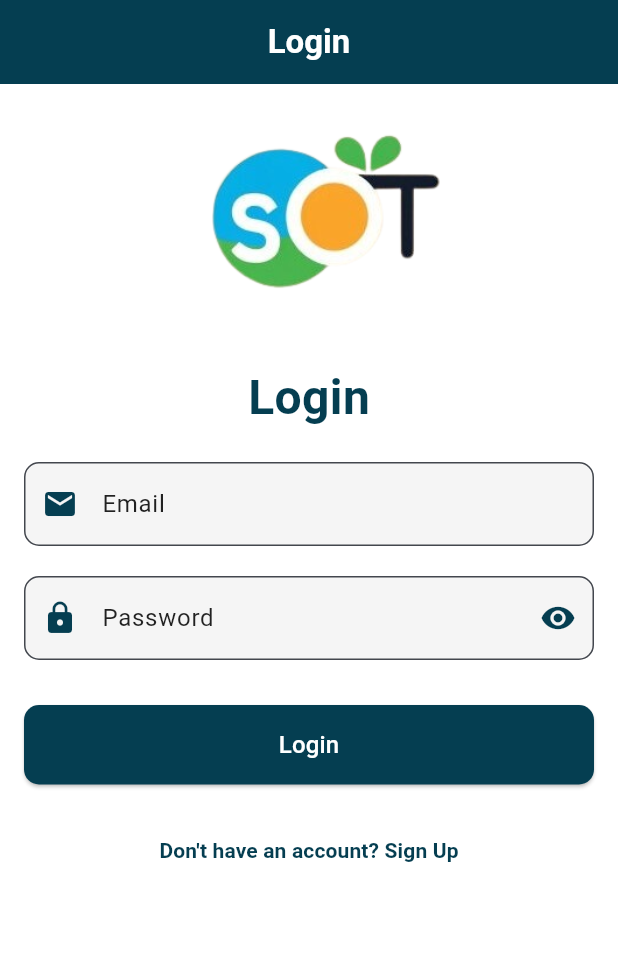
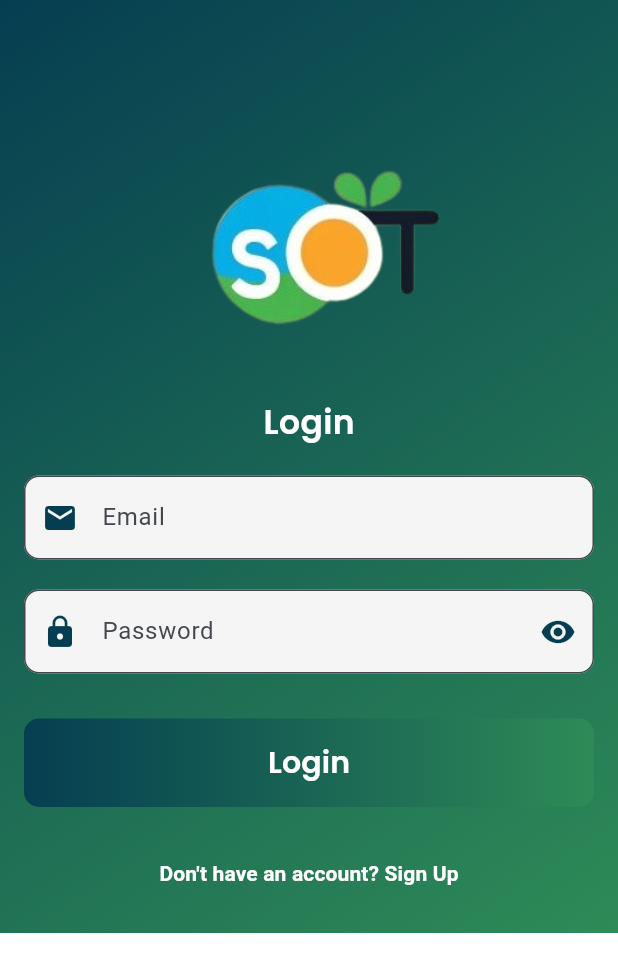
Before and after one commit to Fahad8826/Spot--Vendor-Charity-, a Flutter app: the screen it shows after launch, on a phone screen of 412 x 824 dp. Shown: the top 972 px of the screen. Run offline on Flutter 3.47's test engine with Material 3 defaults, Android fonts, the phone set to English and light mode, and no system bars; our stand-ins replace awesome_notifications, cloud_firestore, firebase_auth, firebase_core, flex_color_scheme, flutter_map and 4 more; accounts and stored records are empty.

Commit message:
first commit

```diff
--- a/SPOT-main/lib/vendor/authentication/login.dart
+++ b/SPOT-main/lib/vendor/authentication/login.dart
@@ -1,8 +1,8 @@
-
 import 'dart:developer';
 import 'package:flutter/material.dart';
 import 'package:cloud_firestore/cloud_firestore.dart';
 import 'package:firebase_auth/firebase_auth.dart';
+import 'package:google_fonts/google_fonts.dart';
 import 'package:spot/charity/Navbar/charitybottomnavigation.dart';
 import 'package:spot/vendor/Navbar/vendorbottomnavigation.dart';
 import 'package:spot/vendor/authentication/signup.dart';
@@ -31,33 +31,38 @@ class _LoginPageState extends State<LoginPage> {
   @override
   Widget build(BuildContext context) {
     return Scaffold(
-      appBar: AppBar(
-        backgroundColor: Color.fromARGB(255, 5, 62, 81),
-        title: const Text(
-          'Login',
-          style: TextStyle(color: Colors.white, fontWeight: FontWeight.w600),
+      body: Container(
+        decoration: BoxDecoration(
+          gradient: LinearGradient(
+            colors: [Color(0xFF053E51), Color(0xFF2E8B57)],
+            begin: Alignment.topLeft,
+            end: Alignment.bottomRight,
           ),
-        centerTitle: true,
         ),
-      body: SingleChildScrollView(
+        child: SingleChildScrollView(
           padding: const EdgeInsets.all(16.0),
           child: Form(
             key: _formKey,
             child: Column(
               crossAxisAlignment: CrossAxisAlignment.stretch,
               children: [
-              Image.asset(
+                const SizedBox(height: 80),
+                Center(
+                  child: Image.asset(
                     'assets/SplashScreen__1_-removebg-preview.png',
                     height: 150,
+                  ),
                 ),
                 const SizedBox(height: 20),
                 Center(
                   child: Text(
                     'Login',
-                  style: TextStyle(
-                    fontSize: 32,
-                    fontWeight: FontWeight.bold,
-                    color: Color.fromARGB(255, 5, 62, 81),
+                    style: GoogleFonts.poppins(
+                      textStyle: TextStyle(
+                        fontSize: 22,
+                        fontWeight: FontWeight.w600,
+                        color: Colors.white,
+                      ),
                     ),
                   ),
                 ),
@@ -65,10 +70,10 @@ class _LoginPageState extends State<LoginPage> {
                 TextFormField(
                   controller: _emailController,
                   decoration: InputDecoration(
-                  labelText: 'Email',
+                    hintText: 'Email',
                     labelStyle: TextStyle(color: Colors.black87),
-                  prefixIcon: const Icon(Icons.email,
-                      color: Color.fromARGB(255, 5, 62, 81)),
+                    prefixIcon:
+                        const Icon(Icons.email, color: Color(0xFF053E51)),
                     border: OutlineInputBorder(
                       borderRadius: BorderRadius.circular(10),
                     ),
@@ -90,16 +95,16 @@ class _LoginPageState extends State<LoginPage> {
                 TextFormField(
                   controller: _passwordController,
                   decoration: InputDecoration(
-                  labelText: 'Password',
+                    hintText: 'Password',
                     labelStyle: TextStyle(color: Colors.black87),
-                  prefixIcon: const Icon(Icons.lock,
-                      color: Color.fromARGB(255, 5, 62, 81)),
+                    prefixIcon:
+                        const Icon(Icons.lock, color: Color(0xFF053E51)),
                     suffixIcon: IconButton(
                       icon: Icon(
                         _obscurePassword
                             ? Icons.visibility
                             : Icons.visibility_off,
-                      color: Color.fromARGB(255, 5, 62, 81),
+                        color: Color(0xFF053E51),
                       ),
                       onPressed: () {
                         setState(() {
@@ -125,10 +130,18 @@ class _LoginPageState extends State<LoginPage> {
                   },
                 ),
                 const SizedBox(height: 30),
-              ElevatedButton(
+                Container(
+                  decoration: BoxDecoration(
+                    borderRadius: BorderRadius.circular(10),
+                    gradient: LinearGradient(
+                      colors: [Color(0xFF053E51), Color(0xFF2E8B57)],
+                    ),
+                  ),
+                  child: ElevatedButton(
                     onPressed: _isLoading ? null : _login,
                     style: ElevatedButton.styleFrom(
-                  backgroundColor: Color.fromARGB(255, 5, 62, 81),
+                      backgroundColor: Colors.transparent,
+                      shadowColor: Colors.transparent,
                       padding: const EdgeInsets.symmetric(vertical: 15),
                       shape: RoundedRectangleBorder(
                         borderRadius: BorderRadius.circular(10),
@@ -143,9 +156,16 @@ class _LoginPageState extends State<LoginPage> {
                               color: Colors.white,
                             ),
                           )
-                    : const Text(
+                        : Text(
                             'Login',
-                        style: TextStyle(fontSize: 16, color: Colors.white),
+                            style: GoogleFonts.poppins(
+                              textStyle: TextStyle(
+                                fontSize: 20,
+                                fontWeight: FontWeight.w600,
+                                color: Colors.white,
+                              ),
+                            ),
+                          ),
                   ),
                 ),
                 const SizedBox(height: 20),
@@ -153,17 +173,18 @@ class _LoginPageState extends State<LoginPage> {
                   onPressed: () {
                     Navigator.push(
                         context,
-                    MaterialPageRoute(builder: (context) => const SignupPage()),
-                  );
+                        MaterialPageRoute(
+                          builder: (context) => SignupPage(),
+                        ));
                   },
                   child: const Text(
                     'Don\'t have an account? Sign Up',
                     style: TextStyle(
-                      color: Color.fromARGB(255, 5, 62, 81),
-                      fontWeight: FontWeight.w600),
+                        color: Colors.white, fontWeight: FontWeight.w600),
                   ),
                 ),
               ],
+            ),
           ),
         ),
       ),
--- a/SPOT-main/lib/vendor/authentication/signup.dart
+++ b/SPOT-main/lib/vendor/authentication/signup.dart
@@ -36,14 +36,7 @@ class _SignupPageState extends State<SignupPage> {
   @override
   Widget build(BuildContext context) {
     return Scaffold(
-      appBar: AppBar(
-        title: const Text(
-          'Sign Up',
-          style: TextStyle(color: Colors.white),
-        ),
-        centerTitle: true,
-        backgroundColor: Color.fromARGB(255, 5, 62, 81),
-      ),
+
       body: SingleChildScrollView(
         padding: const EdgeInsets.all(16.0),
         child: Form(
```
Also changed, not shown: SPOT-main/lib/screens/splashscreen.dart (+0 -48 lines). Lines whose indentation alone changed are shown as unchanged.
